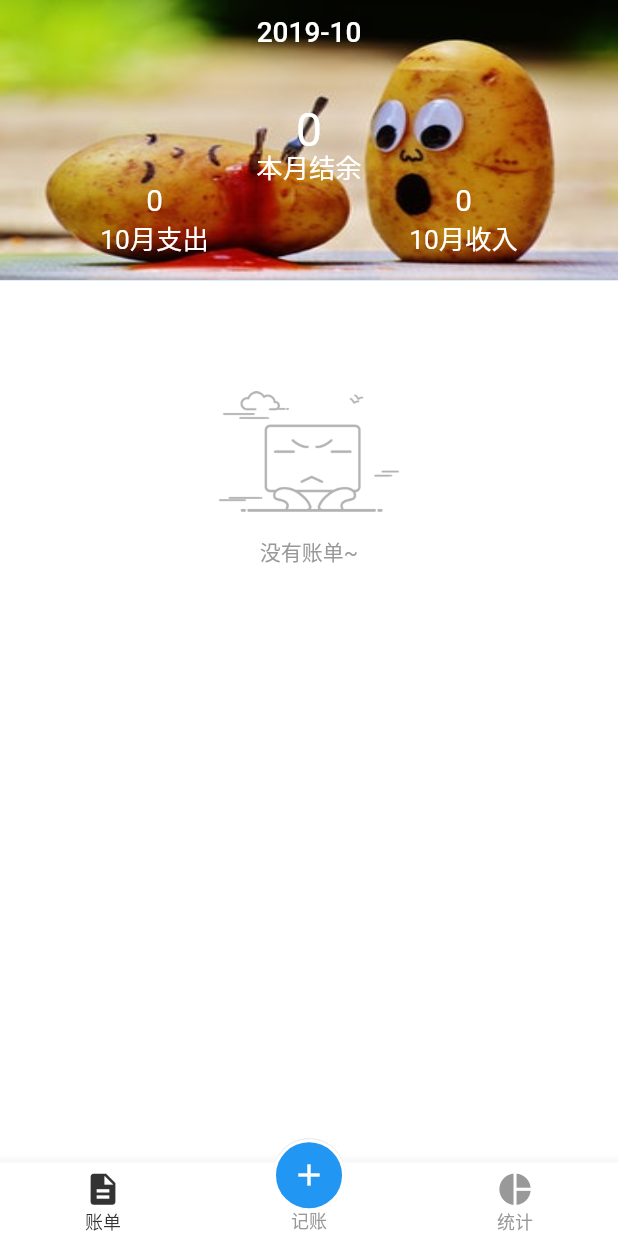
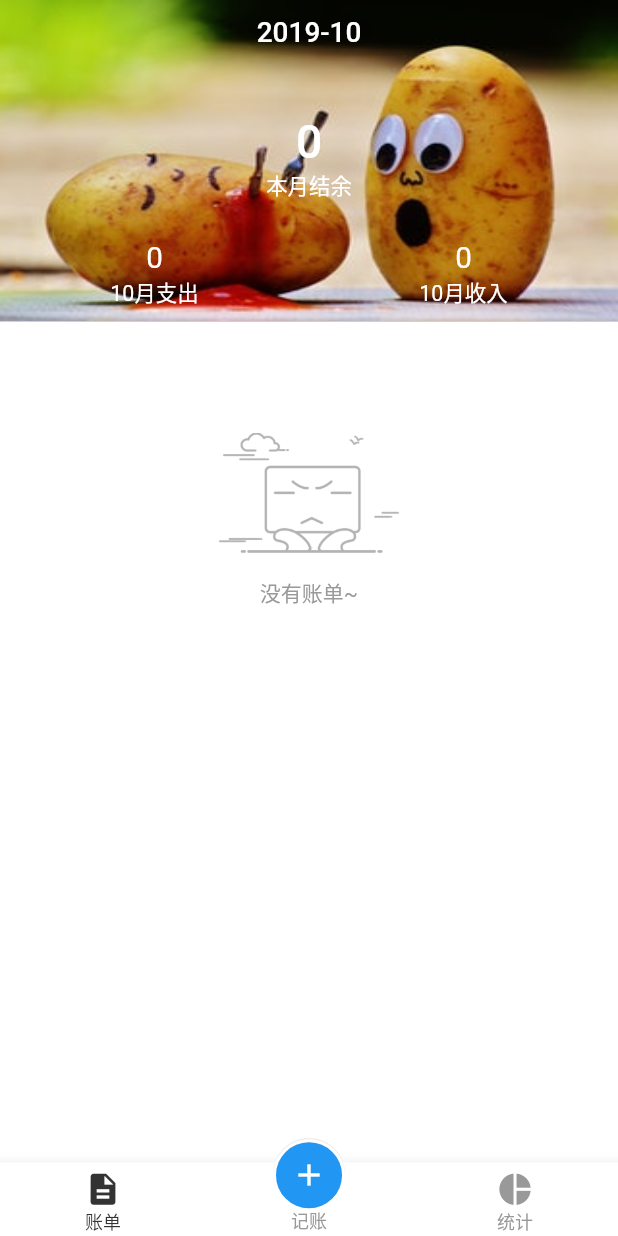
Before and after one commit to forkdog/Bookkeeping, a Flutter app: the screen it shows after launch, on a phone screen of 412 x 824 dp. Run offline on Flutter 3.47's test engine with Material 2 defaults, Android fonts, the phone set to English and light mode, and no system bars; drawn by our look-alikes of oktoast; our stand-ins replace charts_flutter, fluro, flutter_datetime_picker, flutter_screenutil, flutter_spinkit, keyboard_actions and 2 more; accounts and stored records are empty; generated files the repository leaves out were written again; statements that could not run were skipped.

Commit message:
账单页面样式细节修改

```diff
--- a/bookkeeping/lib/bill/pages/bill_list_page.dart
+++ b/bookkeeping/lib/bill/pages/bill_list_page.dart
@@ -92,7 +92,7 @@ class _BillState extends State<Bill>
     });
   }
 
-  double maxOffset = 120;
+  double maxOffset = 150;
   double opacityValue = 0;
   void _onScrol(offset) {
     double alpha = offset / maxOffset;
@@ -139,8 +139,7 @@ class _BillState extends State<Bill>
                 if (notification is ScrollUpdateNotification &&
                     notification.depth == 0) {
                   //如果是
-                  _onScrol(
-                      notification.metrics.pixels);
+                  _onScrol(notification.metrics.pixels);
                 }
               },
               child: CustomScrollView(
@@ -215,7 +214,7 @@ class _BillState extends State<Bill>
         elevation: 0.0, //去除导航栏阴影
         pinned: false, //导航栏固定
         expandedHeight: MediaQuery.of(context).padding.top +
-            ScreenUtil.getInstance().setWidth(340),
+            ScreenUtil.getInstance().setWidth(390),
         flexibleSpace: _flexibleSpaceBar(),
         // actions: <Widget>[
         //   CupertinoButton(
@@ -270,26 +269,24 @@ class _BillState extends State<Bill>
           children: <Widget>[
             Expanded(
               flex: 2,
-              child: Stack(
-                alignment: Alignment.bottomCenter,
+              child: Column(
+                mainAxisSize: MainAxisSize.min,
+                mainAxisAlignment: MainAxisAlignment.end,
                 children: <Widget>[
-                  Positioned(
-                    bottom: 20,
-                    child: Text(
+                  Text(
                       '${_monthModel.isBudget == 1 ? Utils.formatDouble(double.parse((_monthModel.budget - _monthModel.expenMoney).toStringAsFixed(2))) : Utils.formatDouble(double.parse((_monthModel.incomeMoney - _monthModel.expenMoney).toStringAsFixed(2)))}',
                       style: TextStyle(
+                          fontWeight: FontWeight.w500,
                           fontSize: ScreenUtil.getInstance().setSp(56),
                           color: Colors.white)),
-                  ),
-                  Positioned(
-                    bottom: 0,
-                    child: Text(
+                  Text(
                     '本月${_monthModel.isBudget == 1 ? '预算' : ''}结余',
                     style: TextStyle(
-                          fontSize: ScreenUtil.getInstance().setSp(32),
+                        fontWeight: FontWeight.w400,
+                        fontSize: ScreenUtil.getInstance().setSp(26),
                         color: Colors.white),
                   ),
-                  )
+                  Gaps.vGap(ScreenUtil.getInstance().setHeight(15)),
                 ],
               ),
             ),
@@ -303,7 +300,7 @@ class _BillState extends State<Bill>
     );
   }
 
-  /// 预算、支出和收入widget
+  ///支出和收入widget
   Widget _amountWidget() {
     return Row(
       crossAxisAlignment: CrossAxisAlignment.center,
@@ -315,7 +312,7 @@ class _BillState extends State<Bill>
               alignment: Alignment.center,
               children: <Widget>[
                 Positioned(
-                  bottom: 15,
+                  bottom: ScreenUtil.getInstance().setHeight(16),
                   child: Column(
                     children: <Widget>[
                       Text(
@@ -328,7 +325,8 @@ class _BillState extends State<Bill>
                       ),
                       Text('${Utils.formatDouble(double.parse(_month))}月支出',
                           style: TextStyle(
-                              fontSize: ScreenUtil.getInstance().setSp(32),
+                              fontWeight: FontWeight.w400,
+                              fontSize: ScreenUtil.getInstance().setSp(26),
                               color: Colors.white))
                     ],
                   ),
@@ -344,7 +342,7 @@ class _BillState extends State<Bill>
               alignment: Alignment.center,
               children: <Widget>[
                 Positioned(
-                  bottom: 15,
+                  bottom: ScreenUtil.getInstance().setHeight(16),
                   child: Column(
                     crossAxisAlignment: CrossAxisAlignment.center,
                     children: <Widget>[
@@ -358,7 +356,8 @@ class _BillState extends State<Bill>
                       ),
                       Text('${Utils.formatDouble(double.parse(_month))}月收入',
                           style: TextStyle(
-                              fontSize: ScreenUtil.getInstance().setSp(32),
+                              fontWeight: FontWeight.w400,
+                              fontSize: ScreenUtil.getInstance().setSp(26),
                               color: Colors.white))
                     ],
                   ),
--- a/bookkeeping/lib/main/main_page.dart
+++ b/bookkeeping/lib/main/main_page.dart
@@ -1,4 +1,3 @@
-
 import 'package:bookkeeping/bill/pages/bill_list_page.dart';
 import 'package:bookkeeping/bill/pages/bill_router.dart';
 import 'package:bookkeeping/charts/charts_page.dart';
@@ -7,6 +6,7 @@ import 'package:bookkeeping/util/fluro_navigator.dart';
 import 'package:bookkeeping/widgets/highlight_well.dart';
 import 'package:fluro/fluro.dart';
 import 'package:flutter/cupertino.dart';
+import 'package:flutter/foundation.dart';
 import 'package:flutter/material.dart';
 import 'package:oktoast/oktoast.dart';
 
@@ -65,7 +65,9 @@ class _MainPageState extends State<MainPage> {
             controller: _pageController,
             onPageChanged: _onPageChanged,
             children: _pages,
-            // physics: NeverScrollableScrollPhysics(), // 禁止滑动
+            physics: defaultTargetPlatform == TargetPlatform.iOS
+                ? NeverScrollableScrollPhysics()
+                : AlwaysScrollableScrollPhysics(), // 禁止滑动
           ),
         ),
       ),
```
Lines whose indentation alone changed are shown as unchanged.
